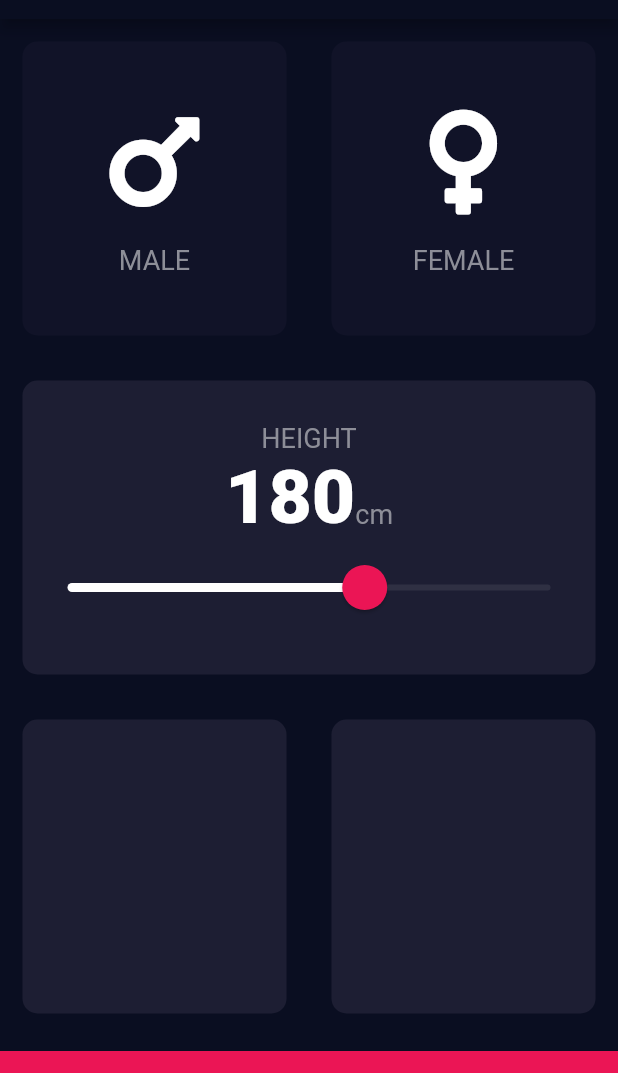
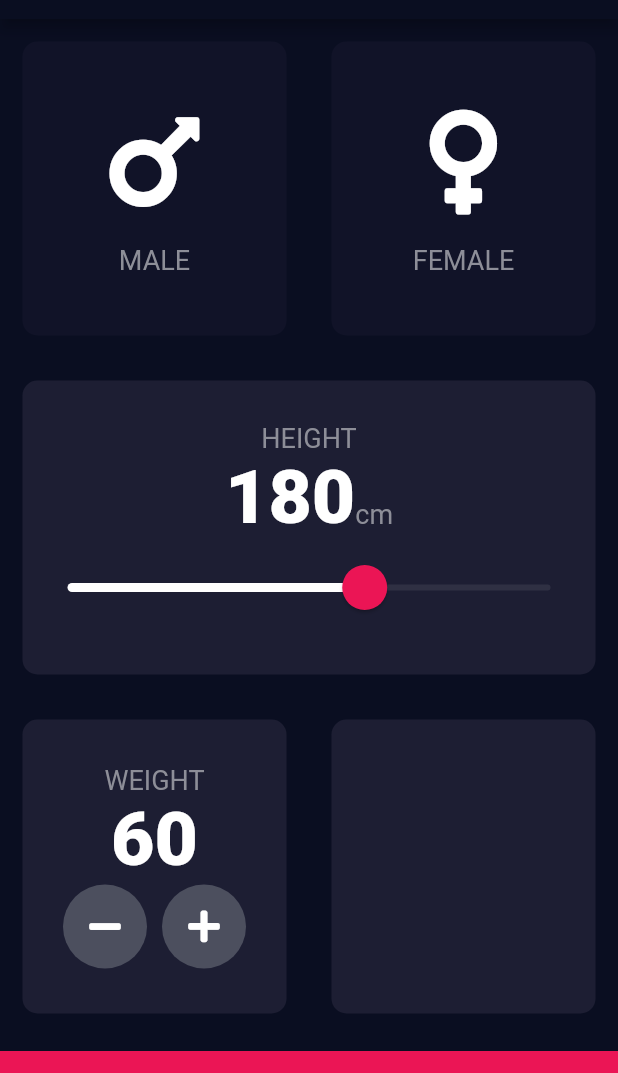
Before and after one commit to IvannaKozak/bmi_calculator, a Flutter app: the screen it shows after launch, on a phone screen of 412 x 824 dp, the part 65-1138 px from its top. Run offline on Flutter 3.47's test engine with Material 2 defaults, Android fonts, the phone set to English and light mode, and no system bars; our stand-ins replace font_awesome_flutter.

Commit message:
some changes

```diff
--- a/lib/input_page.dart
+++ b/lib/input_page.dart
@@ -17,6 +17,7 @@ class InputPage extends StatefulWidget {
 class _InputPageState extends State<InputPage> {
   Gender selectedGender;
   int height = 180;
+  int weight = 60;
 
   // Color maleCardColour = inactiveCardColour;
   // Color femaleCardColour = inactiveCardColour;
@@ -137,7 +138,50 @@ class _InputPageState extends State<InputPage> {
               child: Row(
             children: <Widget>[
               Expanded(
-                child: ReusableCard(colour: kActiveCardColour),
+                child: ReusableCard(
+                  colour: kActiveCardColour,
+                  cardChild: Column(
+                    mainAxisAlignment: MainAxisAlignment.center,
+                    children: <Widget>[
+                      Text(
+                        'WEIGHT',
+                        style: kLabelTextStyle,
+                      ),
+                      Text(
+                        weight.toString(),
+                        style: kBoldTextStyle,
+                      ),
+                      Row(
+                        mainAxisAlignment: MainAxisAlignment.center,
+                        children: <Widget>[
+                          RoundIconButton(
+                              icon: FontAwesomeIcons.minus,
+                              onClicked: () {
+                                if (weight > 1) {
+                                  setState(() {
+                                    weight = weight - 1;
+                                    print(weight);
+                                  });
+                                }
+                              }),
+                          SizedBox(
+                            width: 10.0,
+                          ),
+                          RoundIconButton(
+                              icon: FontAwesomeIcons.plus,
+                              onClicked: () {
+                                if (weight < 250) {
+                                  setState(() {
+                                    weight = weight + 1;
+                                    print(weight);
+                                  });
+                                }
+                              }),
+                        ],
+                      )
+                    ],
+                  ),
+                ),
               ),
               Expanded(
                 child: ReusableCard(colour: kActiveCardColour),
@@ -155,3 +199,24 @@ class _InputPageState extends State<InputPage> {
     );
   }
 }
+
+class RoundIconButton extends StatelessWidget {
+  RoundIconButton({this.icon, this.onClicked});
+  final IconData icon;
+  final Function onClicked;
+
+  @override
+  Widget build(BuildContext context) {
+    return RawMaterialButton(
+      elevation: 0.0,
+      child: Icon(icon),
+      onPressed: onClicked,
+      constraints: BoxConstraints.tightFor(
+        width: 56.0,
+        height: 56.0,
+      ),
+      shape: CircleBorder(),
+      fillColor: Color(0xFF4C4F5E),
+    );
+  }
+}
```
